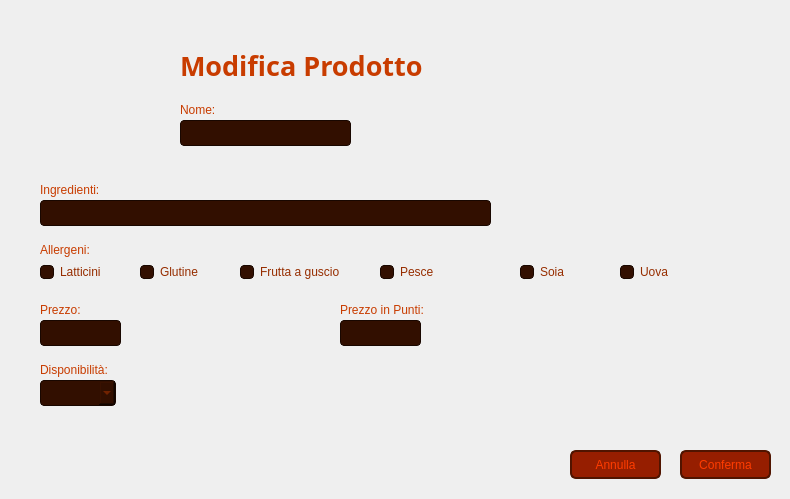
First picture: the form in Viste/VistaModificaProdottoAmministratore.ui, repository GiacomoPrincipi/CineMax, before the edit.
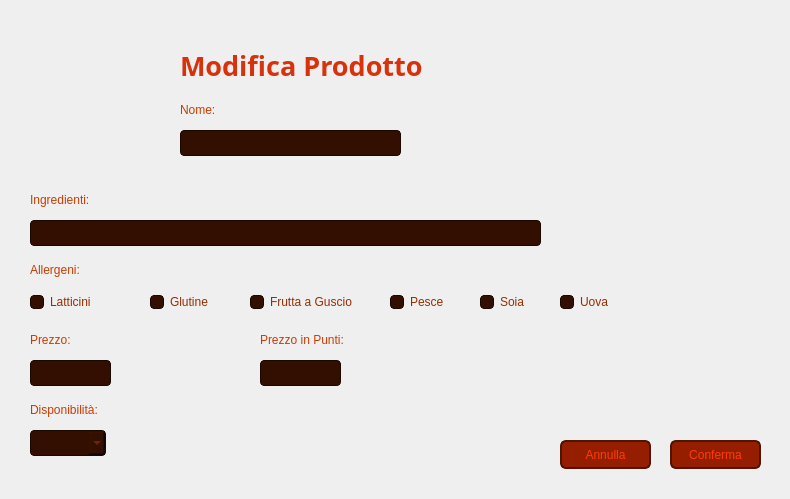
Second picture: the form after the edit. Icons and pictures are not drawn.

```diff
--- a/Viste/VistaModificaProdottoAmministratore.ui
+++ b/Viste/VistaModificaProdottoAmministratore.ui
@@ -32,8 +32,8 @@
     background: qlineargradient(
         x1: 0, y1: 1,
         x2: 0, y2: 0,
-        stop: 0 #320F00,
-        stop: 1 #641E00
+        stop: 0 #210A00,
+        stop: 1 #7D2100
     );
 }</string>
    </property>
@@ -99,7 +99,7 @@
    </property>
    <property name="styleSheet">
     <string notr="true">QLabel {
-    color: #C83C00;
+    color: #D7320C;
 }</string>
    </property>
    <property name="text">
@@ -112,8 +112,8 @@
   <widget class="QLabel" name="labelIngredienti">
    <property name="geometry">
     <rect>
-     <x>40</x>
-     <y>180</y>
+     <x>30</x>
+     <y>190</y>
      <width>81</width>
      <height>20</height>
     </rect>
@@ -133,8 +133,8 @@
   <widget class="QLabel" name="labelDisponibile">
    <property name="geometry">
     <rect>
-     <x>40</x>
-     <y>360</y>
+     <x>30</x>
+     <y>400</y>
      <width>101</width>
      <height>20</height>
     </rect>
@@ -154,8 +154,8 @@
   <widget class="QLabel" name="labelAllergeni">
    <property name="geometry">
     <rect>
-     <x>40</x>
-     <y>240</y>
+     <x>30</x>
+     <y>260</y>
      <width>81</width>
      <height>20</height>
     </rect>
@@ -175,8 +175,8 @@
   <widget class="QLabel" name="labelPrezzo">
    <property name="geometry">
     <rect>
-     <x>40</x>
-     <y>300</y>
+     <x>30</x>
+     <y>330</y>
      <width>81</width>
      <height>20</height>
     </rect>
@@ -197,8 +197,8 @@
    <property name="geometry">
     <rect>
      <x>180</x>
-     <y>120</y>
-     <width>171</width>
+     <y>130</y>
+     <width>221</width>
      <height>26</height>
     </rect>
    </property>
@@ -217,8 +217,8 @@
   <widget class="QLineEdit" name="lineEditPrezzo">
    <property name="geometry">
     <rect>
-     <x>40</x>
-     <y>320</y>
+     <x>30</x>
+     <y>360</y>
      <width>81</width>
      <height>26</height>
     </rect>
@@ -238,8 +238,8 @@
   <widget class="QComboBox" name="comboBoxDisponibile">
    <property name="geometry">
     <rect>
-     <x>40</x>
-     <y>380</y>
+     <x>30</x>
+     <y>430</y>
      <width>76</width>
      <height>26</height>
     </rect>
@@ -268,8 +268,8 @@
   <widget class="QCheckBox" name="checkBoxAllergene1">
    <property name="geometry">
     <rect>
-     <x>40</x>
-     <y>260</y>
+     <x>30</x>
+     <y>290</y>
      <width>91</width>
      <height>24</height>
     </rect>
@@ -303,8 +303,8 @@
   <widget class="QCheckBox" name="checkBoxAllergene2">
    <property name="geometry">
     <rect>
-     <x>140</x>
-     <y>260</y>
+     <x>150</x>
+     <y>290</y>
      <width>71</width>
      <height>24</height>
     </rect>
@@ -338,8 +338,8 @@
   <widget class="QCheckBox" name="checkBoxAllergene3">
    <property name="geometry">
     <rect>
-     <x>240</x>
-     <y>260</y>
+     <x>250</x>
+     <y>290</y>
      <width>121</width>
      <height>24</height>
     </rect>
@@ -367,15 +367,15 @@
 </string>
    </property>
    <property name="text">
-    <string>Frutta a guscio</string>
+    <string>Frutta a Guscio</string>
    </property>
   </widget>
   <widget class="QCheckBox" name="checkBoxAllergene4">
    <property name="geometry">
     <rect>
-     <x>380</x>
-     <y>260</y>
-     <width>121</width>
+     <x>390</x>
+     <y>290</y>
+     <width>71</width>
      <height>24</height>
     </rect>
    </property>
@@ -408,9 +408,9 @@
   <widget class="QCheckBox" name="checkBoxAllergene6">
    <property name="geometry">
     <rect>
-     <x>620</x>
-     <y>260</y>
-     <width>121</width>
+     <x>560</x>
+     <y>290</y>
+     <width>71</width>
      <height>24</height>
     </rect>
    </property>
@@ -443,9 +443,9 @@
   <widget class="QLineEdit" name="lineEditIngredienti">
    <property name="geometry">
     <rect>
-     <x>40</x>
-     <y>200</y>
-     <width>451</width>
+     <x>30</x>
+     <y>220</y>
+     <width>511</width>
      <height>26</height>
     </rect>
    </property>
@@ -464,8 +464,8 @@
   <widget class="QPushButton" name="pushButtonConferma">
    <property name="geometry">
     <rect>
-     <x>680</x>
-     <y>450</y>
+     <x>670</x>
+     <y>440</y>
      <width>91</width>
      <height>29</height>
     </rect>
@@ -478,6 +478,10 @@
     border-radius: 6px;
 }
 
+QPushButton:focus {
+    outline: none;
+}
+
 QPushButton:hover {
     background-color: #C83200;
 }</string>
@@ -489,8 +493,8 @@
   <widget class="QPushButton" name="pushButtonAnnulla">
    <property name="geometry">
     <rect>
-     <x>570</x>
-     <y>450</y>
+     <x>560</x>
+     <y>440</y>
      <width>91</width>
      <height>29</height>
     </rect>
@@ -503,6 +507,10 @@
     border-radius: 6px;
 }
 
+QPushButton:focus {
+    outline: none;
+}
+
 QPushButton:hover {
     background-color: #C83200;
 }</string>
@@ -514,8 +522,8 @@
   <widget class="QCheckBox" name="checkBoxAllergene5">
    <property name="geometry">
     <rect>
-     <x>520</x>
-     <y>260</y>
+     <x>480</x>
+     <y>290</y>
      <width>71</width>
      <height>24</height>
     </rect>
@@ -549,8 +557,8 @@
   <widget class="QLabel" name="labelErroreNome">
    <property name="geometry">
     <rect>
-     <x>360</x>
-     <y>120</y>
+     <x>410</x>
+     <y>130</y>
      <width>121</width>
      <height>20</height>
     </rect>
@@ -591,9 +599,9 @@
   <widget class="QLabel" name="labelErrorePrezzo">
    <property name="geometry">
     <rect>
-     <x>130</x>
-     <y>320</y>
-     <width>161</width>
+     <x>120</x>
+     <y>360</y>
+     <width>121</width>
      <height>20</height>
     </rect>
    </property>
@@ -612,8 +620,8 @@
   <widget class="QLabel" name="labelErroreDisponibile">
    <property name="geometry">
     <rect>
-     <x>130</x>
-     <y>380</y>
+     <x>120</x>
+     <y>430</y>
      <width>161</width>
      <height>20</height>
     </rect>
@@ -633,8 +641,8 @@
   <widget class="QLabel" name="labelPrezzoPunti">
    <property name="geometry">
     <rect>
-     <x>340</x>
-     <y>300</y>
+     <x>260</x>
+     <y>330</y>
      <width>131</width>
      <height>20</height>
     </rect>
@@ -654,8 +662,8 @@
   <widget class="QLineEdit" name="lineEditPrezzoPunti">
    <property name="geometry">
     <rect>
-     <x>340</x>
-     <y>320</y>
+     <x>260</x>
+     <y>360</y>
      <width>81</width>
      <height>26</height>
     </rect>
@@ -675,8 +683,8 @@
   <widget class="QLabel" name="labelErrorePrezzoPunti">
    <property name="geometry">
     <rect>
-     <x>430</x>
-     <y>320</y>
+     <x>350</x>
+     <y>360</y>
      <width>161</width>
      <height>20</height>
     </rect>
```
